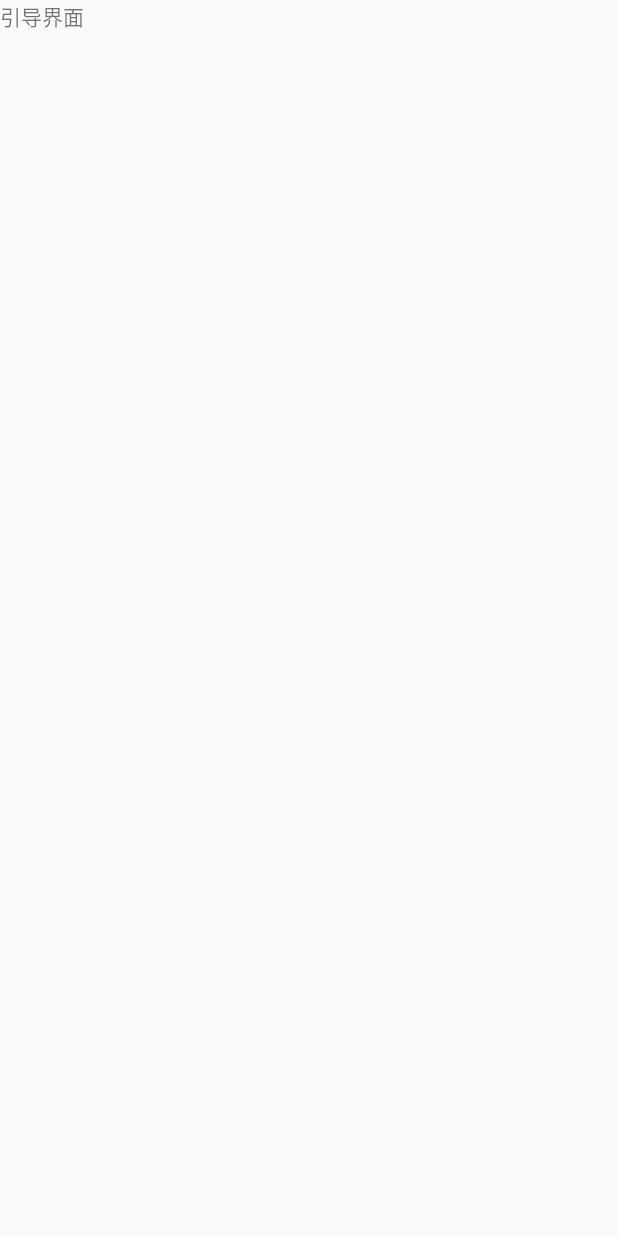
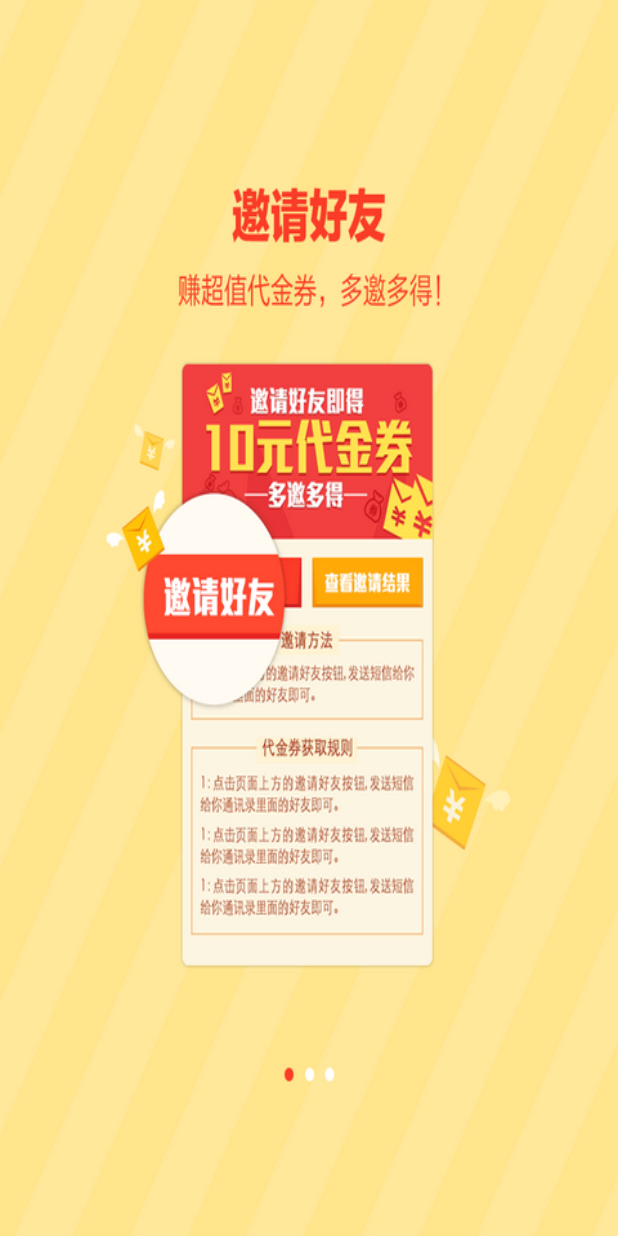
Before and after one commit to salmonzhang/News, an Android app: the GuideActivity screen opened directly, with no data from a screen before it, on a phone screen of 412 x 824 dp. Before the commit the screen is almost empty. Run offline under Robolectric (Android 15) with nearby library versions, the phone set to English and light mode, and no system bars.

Commit message:
使用viewpager初始化引导界面

```diff
--- a/app/src/main/java/com/example/news/act/GuideActivity.java
+++ b/app/src/main/java/com/example/news/act/GuideActivity.java
@@ -1,15 +1,61 @@
 package com.example.news.act;
 
 import android.os.Bundle;
+import android.support.v4.view.PagerAdapter;
+import android.support.v4.view.ViewPager;
 import android.support.v7.app.AppCompatActivity;
+import android.view.View;
+import android.view.ViewGroup;
+import android.widget.ImageView;
 
 import com.example.news.R;
 
 public class GuideActivity extends AppCompatActivity {
 
+    private ViewPager mViewPager;
+    private int[] imageIds = {R.mipmap.guide_1,R.mipmap.guide_2,R.mipmap.guide_3};
+
     @Override
     protected void onCreate(Bundle savedInstanceState) {
         super.onCreate(savedInstanceState);
         setContentView(R.layout.activity_guide);
+        initView();
+    }
+
+    private void initView() {
+        mViewPager = (ViewPager) findViewById(R.id.viewpager);
+        GuideAdapter guideAdapter = new GuideAdapter();
+        mViewPager.setAdapter(guideAdapter);
+    }
+
+    private class GuideAdapter extends PagerAdapter{
+
+        @Override
+        public int getCount() {
+            //显示图片的张数
+            return imageIds.length;
+        }
+
+        @Override
+        public boolean isViewFromObject(View view, Object object) {
+            return view == object;
+        }
+
+        //初始化条目
+        @Override
+        public Object instantiateItem(ViewGroup container, int position) {
+            ImageView iv = new ImageView(GuideActivity.this);
+            //iv.setImageResource(imageIds[position]);
+            //当设置为资源图片时，左右两侧显示出来有白边，当设置为背景资源时，就没有该问题。
+            iv.setBackgroundResource(imageIds[position]);
+            container.addView(iv);
+            return iv;
+        }
+
+        //销毁条目
+        @Override
+        public void destroyItem(ViewGroup container, int position, Object object) {
+            container.removeView(((View) object));
+        }
     }
 }
--- a/app/src/main/java/com/example/news/act/SplashActivity.java
+++ b/app/src/main/java/com/example/news/act/SplashActivity.java
@@ -36,7 +36,7 @@ public class SplashActivity extends AppCompatActivity {
         //使用SP保存是否是第一次进入
 
         boolean isFirst = SpUtil.getBoolean(this, "isFirst", true);
-        if (isFirst) {
+        if (true) {
             //进入引导界面
             startActivity(new Intent(this, GuideActivity.class));
             //保存状态
--- a/app/src/main/res/layout/activity_guide.xml
+++ b/app/src/main/res/layout/activity_guide.xml
@@ -1,12 +1,14 @@
 <?xml version="1.0" encoding="utf-8"?>
-<LinearLayout
+<RelativeLayout
     xmlns:android="http://schemas.android.com/apk/res/android"
     android:layout_width="match_parent"
     android:layout_height="match_parent">
 
-    <TextView
-        android:text="引导界面"
-        android:layout_width="wrap_content"
-        android:layout_height="wrap_content"/>
+    <android.support.v4.view.ViewPager
+        android:id="@+id/viewpager"
+        android:layout_width="match_parent"
+        android:layout_height="match_parent">
 
-</LinearLayout>
+    </android.support.v4.view.ViewPager>
+
+</RelativeLayout>
```
Also changed, not shown: app/src/main/res/mipmap-hdpi/guide_1.png (added), app/src/main/res/mipmap-hdpi/guide_2.png (added), app/src/main/res/mipmap-hdpi/guide_3.png (added).
